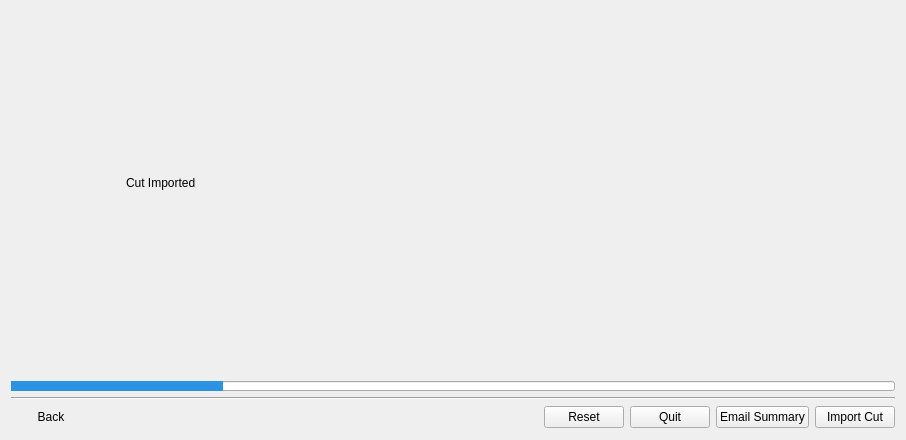
The window that resources/dialog.ui (shotgunsoftware/tk-multi-importcut) describes before a commit, drawn with Qt 5.
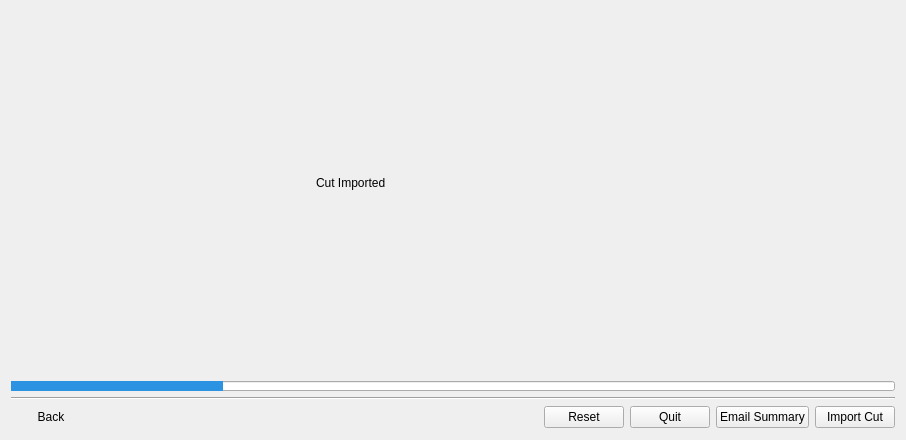
The same window after the commit. The open tabs and pages were chosen to show the change. Icons and pictures are not drawn. Custom widgets are drawn as their Qt base class.

```diff
--- a/resources/dialog.ui
+++ b/resources/dialog.ui
@@ -260,15 +260,28 @@
       </layout>
      </widget>
      <widget class="QWidget" name="success_page">
-      <layout class="QGridLayout" name="gridLayout">
-       <item row="0" column="1">
+      <layout class="QGridLayout" name="gridLayout" columnstretch="1,2,2,1">
+       <item row="0" column="0">
+        <spacer name="horizontalSpacer_3">
+         <property name="orientation">
+          <enum>Qt::Horizontal</enum>
+         </property>
+         <property name="sizeHint" stdset="0">
+          <size>
+           <width>40</width>
+           <height>20</height>
+          </size>
+         </property>
+        </spacer>
+       </item>
+       <item row="0" column="2">
         <widget class="QLabel" name="label_2">
          <property name="text">
           <string>Cut Imported</string>
          </property>
         </widget>
        </item>
-       <item row="0" column="0">
+       <item row="0" column="1">
         <widget class="QLabel" name="label">
          <property name="sizePolicy">
           <sizepolicy hsizetype="Fixed" vsizetype="Fixed">
@@ -296,6 +309,19 @@
          </property>
         </widget>
        </item>
+       <item row="0" column="3">
+        <spacer name="horizontalSpacer_4">
+         <property name="orientation">
+          <enum>Qt::Horizontal</enum>
+         </property>
+         <property name="sizeHint" stdset="0">
+          <size>
+           <width>40</width>
+           <height>20</height>
+          </size>
+         </property>
+        </spacer>
+       </item>
       </layout>
      </widget>
     </widget>
```
Left out of the diff: 5 changed lines with no effect on the pictures.
